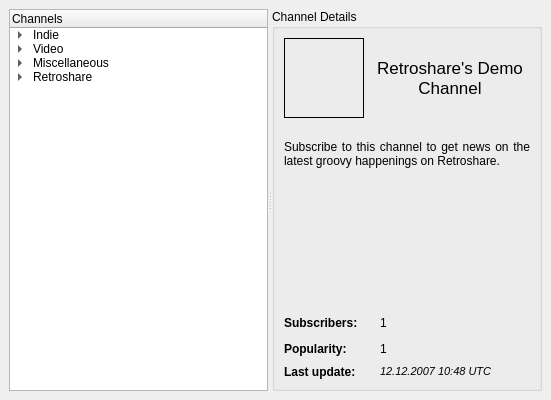
The window that retroshare-gui/src/gui/channels/ChannelBrowserDialog.ui (RetroShare/RetroShare) describes before a commit, drawn with Qt 5.
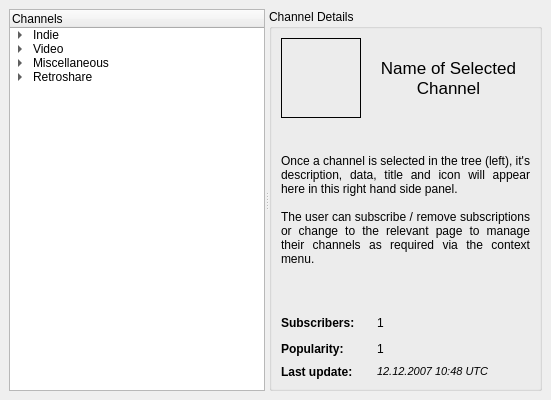
The same window after the commit. Icons and pictures are not drawn.

Commit message: Channels: added demo context menu to channel browser

What changed in the file:
```diff
--- a/retroshare-gui/src/gui/channels/ChannelBrowserDialog.ui
+++ b/retroshare-gui/src/gui/channels/ChannelBrowserDialog.ui
@@ -287,7 +287,7 @@
               <string>&lt;html>&lt;head>&lt;meta name="qrichtext" content="1" />&lt;style type="text/css">
 p, li { white-space: pre-wrap; }
 &lt;/style>&lt;/head>&lt;body style=" font-family:'Sans Serif'; font-size:9pt; font-weight:400; font-style:normal; text-decoration:none;">
-&lt;p style=" margin-top:0px; margin-bottom:0px; margin-left:0px; margin-right:0px; -qt-block-indent:0; text-indent:0px;">&lt;span style=" font-size:13pt;">Retroshare's Demo Channel&lt;/span>&lt;/p>&lt;/body>&lt;/html></string>
+&lt;p style=" margin-top:0px; margin-bottom:0px; margin-left:0px; margin-right:0px; -qt-block-indent:0; text-indent:0px;">&lt;span style=" font-size:13pt;">Name of Selected Channel&lt;/span>&lt;/p>&lt;/body>&lt;/html></string>
              </property>
              <property name="alignment" >
               <set>Qt::AlignCenter</set>
@@ -443,7 +443,7 @@
             <string>&lt;html>&lt;head>&lt;meta name="qrichtext" content="1" />&lt;style type="text/css">
 p, li { white-space: pre-wrap; }
 &lt;/style>&lt;/head>&lt;body style=" font-family:'Sans Serif'; font-size:9pt; font-weight:400; font-style:italic; text-decoration:none;">
-&lt;p style=" margin-top:0px; margin-bottom:0px; margin-left:0px; margin-right:0px; -qt-block-indent:0; text-indent:0px;">&lt;span style=" font-style:normal;">Subscribe to this channel to get news on the latest groovy happenings on Retroshare.  &lt;/span>&lt;/p>&lt;/body>&lt;/html></string>
+            &lt;p style=" margin-top:0px; margin-bottom:0px; margin-left:0px; margin-right:0px; -qt-block-indent:0; text-indent:0px;">&lt;span style=" font-style:normal;">Once a channel is selected in the tree (left), it's description, data, title and icon will appear here in this right hand side panel.&lt;br>&lt;br>The user can subscribe / remove subscriptions or change to the relevant page to manage their channels as required via the context menu. &lt;/span>&lt;/p>&lt;/body>&lt;/html></string>
            </property>
            <property name="alignment" >
             <set>Qt::AlignJustify|Qt::AlignTop</set>
```
The commit also changes 5 other files.
